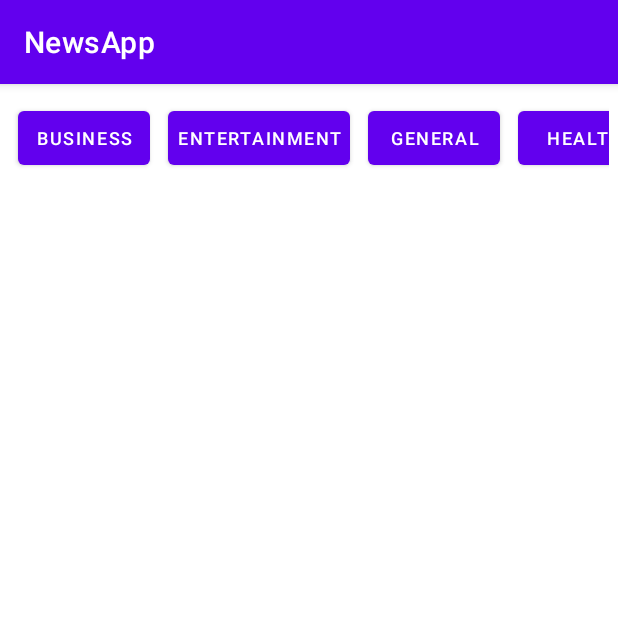
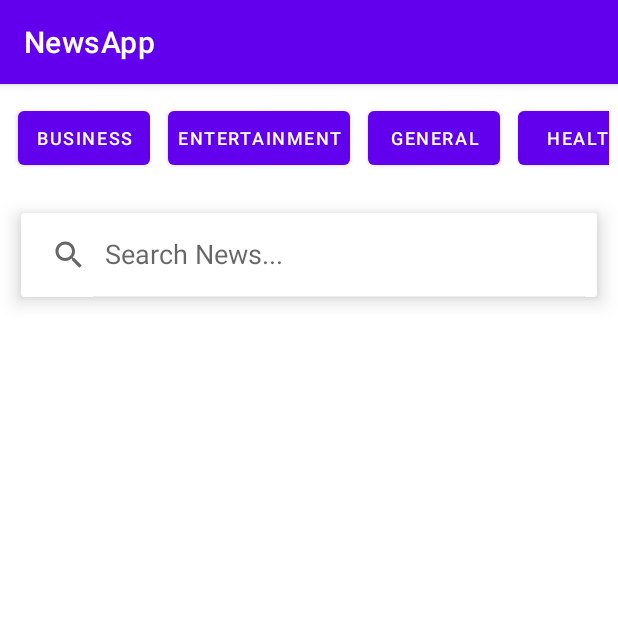
Before and after one commit to nirojfloyd/NewsApp, an Android app: the screen it shows after launch (MainActivity), on a phone screen of 412 x 824 dp, the top half of it. Run offline under Robolectric (Android 15) with nearby library versions, the phone set to English and light mode, and no system bars; 1 statement that could not run was skipped.

Commit message:
Added Search Options

```diff
--- a/app/src/main/java/com/example/newsapp/CustomAdapter.java
+++ b/app/src/main/java/com/example/newsapp/CustomAdapter.java
@@ -1,5 +1,6 @@
 package com.example.newsapp;
 
+import android.annotation.SuppressLint;
 import android.content.Context;
 import android.view.LayoutInflater;
 import android.view.View;
@@ -32,7 +33,7 @@ public class CustomAdapter extends RecyclerView.Adapter<CustomViewHolder> {
     }
 
     @Override
-    public void onBindViewHolder(@NonNull CustomViewHolder holder, int position) {
+    public void onBindViewHolder(@NonNull CustomViewHolder holder, @SuppressLint("RecyclerView") int position) {
 
 
         holder.text_title.setText(headlines.get(position).getTitle());
--- a/app/src/main/java/com/example/newsapp/MainActivity.java
+++ b/app/src/main/java/com/example/newsapp/MainActivity.java
@@ -3,23 +3,29 @@ package com.example.newsapp;
 //TODO: Design the layout of app
 
 import androidx.appcompat.app.AppCompatActivity;
+import androidx.appcompat.widget.SearchView;
 import androidx.recyclerview.widget.GridLayoutManager;
 import androidx.recyclerview.widget.RecyclerView;
 
 import android.app.ProgressDialog;
 import android.content.Intent;
 import android.os.Bundle;
+import android.view.View;
+import android.widget.Button;
+import android.widget.Toast;
 
 import com.example.newsapp.Models.NewsApiResponse;
 import com.example.newsapp.Models.NewsHeadlines;
 
 import java.util.List;
 
-public class MainActivity extends AppCompatActivity implements SelectListener {
+public class MainActivity extends AppCompatActivity implements SelectListener, View.OnClickListener {
 
     RecyclerView recyclerView;
     CustomAdapter adapter;
     ProgressDialog dialog;
+    Button b1,b2,b3,b4,b5,b6,b7;
+    SearchView searchView;
 
 
     @Override
@@ -27,9 +33,50 @@ public class MainActivity extends AppCompatActivity implements SelectListener {
         super.onCreate(savedInstanceState);
         setContentView(R.layout.activity_main);
 
+        searchView=findViewById(R.id.search_view);
+
+        searchView.setOnQueryTextListener(new SearchView.OnQueryTextListener() {
+            @Override
+            public boolean onQueryTextSubmit(String query) {
+                dialog.setTitle("Fetching News Articles of "+ query);
+                dialog.show();
+                RequestManager manager=new RequestManager(MainActivity.this);
+                manager.getNewsHeadlines(listener,"general",query);
+                return true;
+            }
+
+            @Override
+            public boolean onQueryTextChange(String newText) {
+                return false;
+            }
+        });
+
+
+
         dialog=new ProgressDialog(this);
         dialog.setTitle("Fetching News Articles...");
         dialog.show();
+
+        b1=findViewById(R.id.btn_1);
+        b1.setOnClickListener(this);
+
+        b2=findViewById(R.id.btn_2);
+        b2.setOnClickListener(this);
+
+        b3=findViewById(R.id.btn_3);
+        b3.setOnClickListener(this);
+
+        b4=findViewById(R.id.btn_4);
+        b4.setOnClickListener(this);
+
+        b5=findViewById(R.id.btn_5);
+        b5.setOnClickListener(this);
+
+        b6=findViewById(R.id.btn_6);
+        b6.setOnClickListener(this);
+
+        b7=findViewById(R.id.btn_7);
+        b7.setOnClickListener(this);
 
         RequestManager manager=new RequestManager(this);
         manager.getNewsHeadlines(listener,"general",null);
@@ -38,13 +85,19 @@ public class MainActivity extends AppCompatActivity implements SelectListener {
     private final OnFetchDataListener<NewsApiResponse> listener= new OnFetchDataListener<NewsApiResponse>() {
         @Override
         public void onFetchData(List<NewsHeadlines> list, String message) {
-            showNews(list);
-            dialog.dismiss();
+            if (list.isEmpty()){
+                Toast.makeText(MainActivity.this, "No Data Found!!!", Toast.LENGTH_SHORT).show();
+            }
+            else{
+                showNews(list);
+                dialog.dismiss();
+            }
+
         }
 
         @Override
         public void onError(String message) {
-            //super.onError(message);
+            Toast.makeText(MainActivity.this, "An Error Occurred!!!", Toast.LENGTH_SHORT).show();
         }
     };
 
@@ -63,4 +116,14 @@ public class MainActivity extends AppCompatActivity implements SelectListener {
                 .putExtra("data",headlines)
         );
     }
+
+    @Override
+    public void onClick(View view) {
+        Button button= (Button) view;
+        String category=button.getText().toString();
+        dialog.setTitle("Fetching News Articles of"+ category);
+        dialog.show();
+        RequestManager manager=new RequestManager(this);
+        manager.getNewsHeadlines(listener,category,null);
+    }
 }
--- a/app/src/main/java/com/example/newsapp/RequestManager.java
+++ b/app/src/main/java/com/example/newsapp/RequestManager.java
@@ -33,7 +33,7 @@ public class RequestManager {
                 @Override
                 public void onResponse(Call<NewsApiResponse> call, Response<NewsApiResponse> response) {
 
-                    if(response.isSuccessful()){
+                    if(!response.isSuccessful()){
                         Toast.makeText(context, "Error!!", Toast.LENGTH_SHORT).show();
                     }
 
--- a/app/src/main/res/layout/activity_main.xml
+++ b/app/src/main/res/layout/activity_main.xml
@@ -83,6 +83,22 @@
       </LinearLayout>
    </HorizontalScrollView>
 
+   <androidx.cardview.widget.CardView
+       android:layout_margin="14dp"
+       app:cardElevation="8dp"
+       android:layout_width="match_parent"
+       android:layout_height="wrap_content">
+
+      <androidx.appcompat.widget.SearchView
+          android:id="@+id/search_view"
+          app:defaultQueryHint="Search News..."
+          app:iconifiedByDefault="false"
+          android:layout_width="match_parent"
+          android:layout_height="?android:attr/actionBarSize">
+
+      </androidx.appcompat.widget.SearchView>
+
+   </androidx.cardview.widget.CardView>
 
    <androidx.recyclerview.widget.RecyclerView
        android:id="@+id/recycler_main"
```
